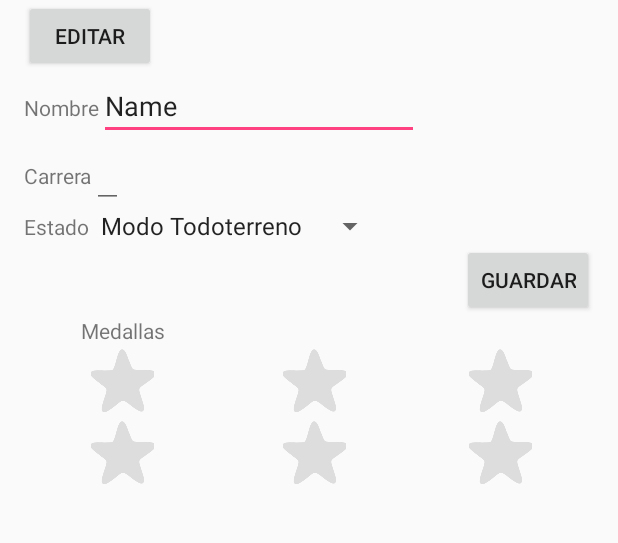
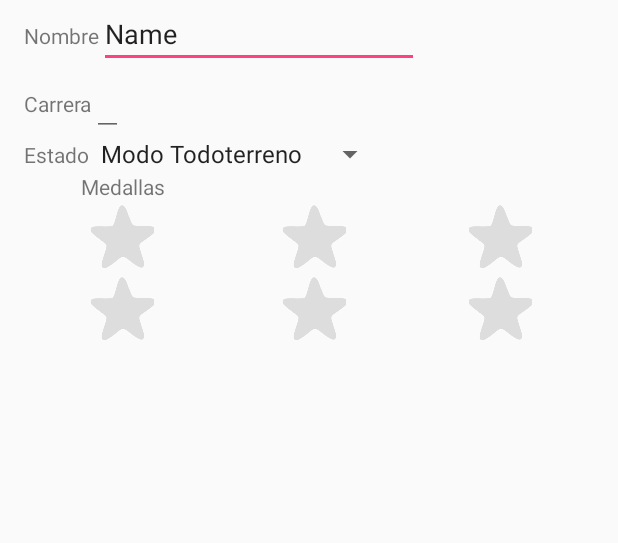
Before and after one commit to fabka/javewaze, an Android app: the screen it shows after launch (MainActivity), on a phone screen of 412 x 824 dp, the part 152-695 px from its top. Run offline under Robolectric (Android 15) with nearby library versions, the phone set to English and light mode, and no system bars.

Commit message:
Para entregar

```diff
--- a/app/src/main/java/fabi/javewaze/GPSTracker.java
+++ b/app/src/main/java/fabi/javewaze/GPSTracker.java
@@ -209,13 +209,13 @@ public class GPSTracker extends Service implements LocationListener {
             lon = lon * -60;
         }
 
-        if(!primerPlano()) {
+        /*if(!primerPlano()) {
             notificationBuilder("Holi", ObraActivity.class, 1);
         }else if (ObraActivity.isActivityVisible() == false){
             Intent i = new Intent(mContext , CafeteriaActivity.class);
             i.putExtra("id" , 2);
             mContext.startActivity(i);
-        }
+        }*/
 
         for(MainActivity.Evento e : MainActivity.getSistema().eventos){
                 String estado = MainActivity.getSistema().persona.estado;
--- a/app/src/main/java/fabi/javewaze/MainActivity.java
+++ b/app/src/main/java/fabi/javewaze/MainActivity.java
@@ -94,12 +94,18 @@ public class MainActivity extends AppCompatActivity implements Serializable, Ada
 
         actualizarMedallas();
 
-        fotoPerfil = (ImageView) findViewById(R.id.profilepicture_imageView_main);
+        //fotoPerfil = (ImageView) findViewById(R.id.profilepicture_imageView_main);
         nombre_editText = (EditText) findViewById(R.id.nombre_editText_main);
         carrera_editText = (EditText) findViewById(R.id.carrera_editText_main);
         estado_spinner = (Spinner) findViewById(R.id.estado_spinner_main);
         estado_spinner.setOnItemSelectedListener(this);
-        editarButton = (Button) findViewById(R.id.editarfotoperfil_button_main);
+        //editarButton = (Button) findViewById(R.id.editarfotoperfil_button_main);
+    }
+
+    public void estatuaTest(View v){
+        Intent i = new Intent(this , CafeteriaActivity.class);
+        i.putExtra("id" , 2);
+        startActivity(i);
     }
 
     public void pruebaMedallas(){
--- a/app/src/main/res/layout/main_activity.xml
+++ b/app/src/main/res/layout/main_activity.xml
@@ -21,26 +21,6 @@
             android:text="@string/titulo"
             android:id="@+id/titulo_textView_main"
             android:layout_gravity="center_horizontal" />
-
-        <LinearLayout
-            android:orientation="horizontal"
-            android:layout_width="match_parent"
-            android:layout_height="wrap_content">
-
-            <ImageView
-                android:layout_width="wrap_content"
-                android:layout_height="wrap_content"
-                android:id="@+id/profilepicture_imageView_main"
-                android:layout_gravity="center" />
-
-            <Button
-                android:layout_width="wrap_content"
-                android:layout_height="wrap_content"
-                android:text="@string/editarFotoPerfil"
-                android:id="@+id/editarfotoperfil_button_main"
-                android:onClick="editarFotoPerfilButton"/>
-
-        </LinearLayout>
 
         <LinearLayout
             android:orientation="horizontal"
@@ -103,12 +83,6 @@
             android:layout_width="match_parent"
             android:layout_height="wrap_content">
 
-            <Button
-                android:layout_width="wrap_content"
-                android:layout_height="wrap_content"
-                android:text="@string/guardarcambios"
-                android:id="@+id/guardar_button_main"
-                android:layout_alignParentEnd="true" />
         </RelativeLayout>
 
         <TableLayout
```
Also changed, not shown: app/src/main/res/layout/activity_obra.xml (+33 -32 lines).
